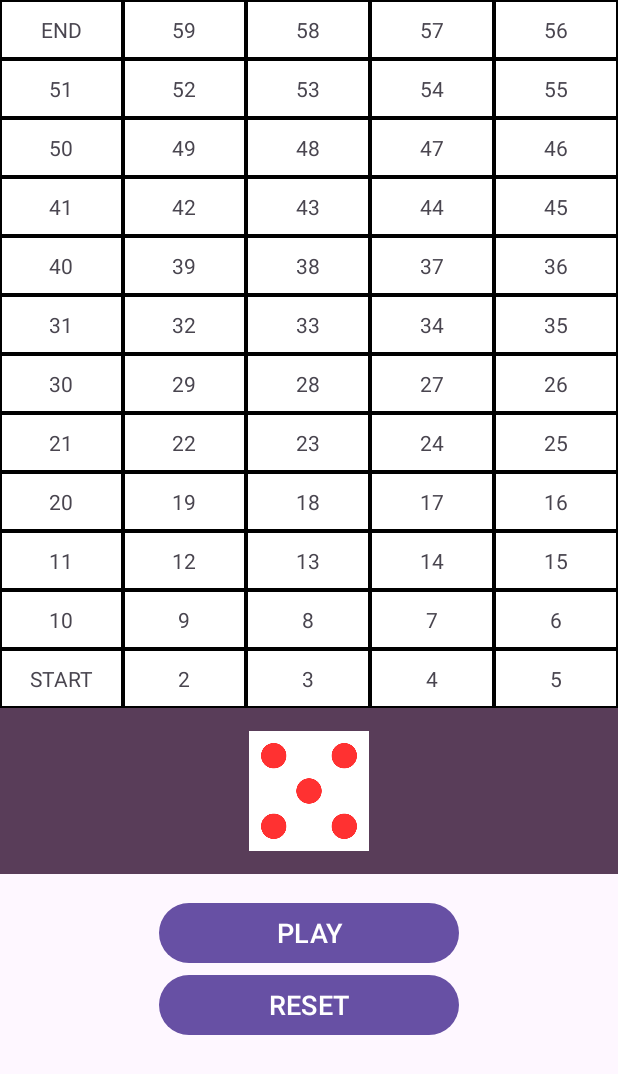
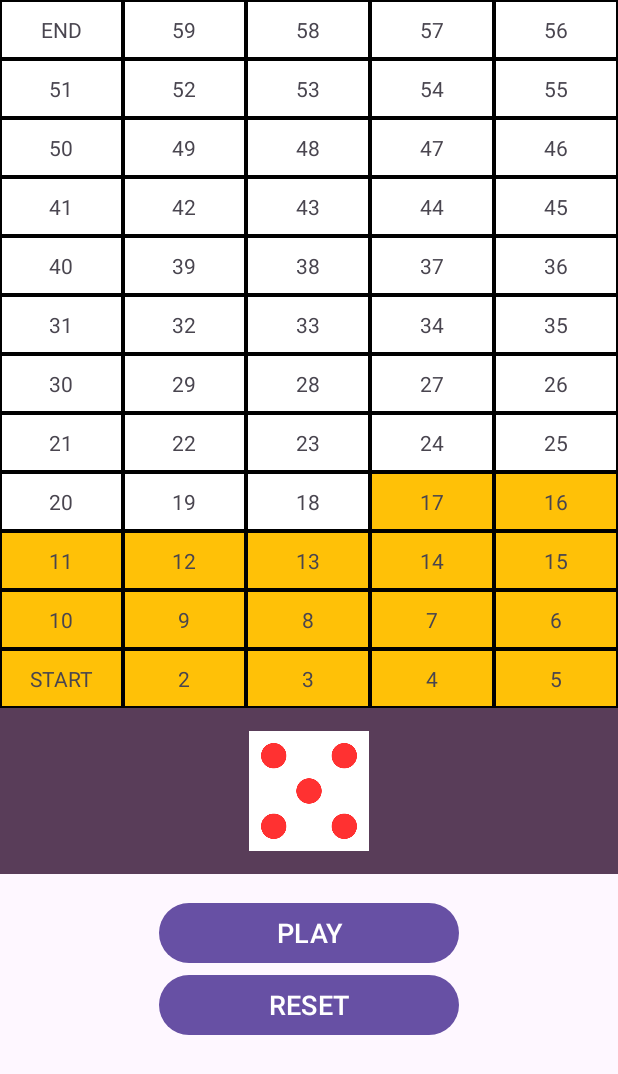
Before and after one commit to SwiftNCloak/randomdicenumber, an Android app: the screen it shows after launch (MainActivity), after a tap on "PLAY", on a phone screen of 412 x 824 dp. Shown: the top 1074 px of the screen. Run offline under Robolectric (Android 15) with nearby library versions, the phone set to English and light mode, and no system bars; 5 statements that could not run were skipped.

Commit message:
Time to change

```diff
--- a/app/src/main/java/com/mj_bonifacio/randomdicenumber/MainActivity.java
+++ b/app/src/main/java/com/mj_bonifacio/randomdicenumber/MainActivity.java
@@ -20,6 +20,18 @@ public class MainActivity extends AppCompatActivity {
 
     int[] dices = { R.drawable.dice1, R.drawable.dice2, R.drawable.dice3, R.drawable.dice4, R.drawable.dice5, R.drawable.dice6};
     int currPos = 11;
+    int[] boxes = {
+            R.id.nstart, R.id.n2, R.id.n3, R.id.n4, R.id.n5, R.id.n6,
+            R.id.n7, R.id.n8, R.id.n9, R.id.n10, R.id.n11, R.id.n12,
+            R.id.n13, R.id.n14, R.id.n15, R.id.n16, R.id.n17, R.id.n18,
+            R.id.n19, R.id.n20, R.id.n21, R.id.n22, R.id.n23, R.id.n24,
+            R.id.n25, R.id.n26, R.id.n27, R.id.n28, R.id.n29, R.id.n30,
+            R.id.n31, R.id.n32, R.id.n33, R.id.n34, R.id.n35, R.id.n36,
+            R.id.n37, R.id.n38, R.id.n39, R.id.n40, R.id.n41, R.id.n42,
+            R.id.n43, R.id.n44, R.id.n45, R.id.n46, R.id.n47, R.id.n48,
+            R.id.n49, R.id.n50, R.id.n51, R.id.n52, R.id.n53, R.id.n54,
+            R.id.n55, R.id.n56, R.id.n57, R.id.n58, R.id.n59, R.id.nend,
+    };
 
     @Override
     protected void onCreate(Bundle savedInstanceState) {
@@ -41,6 +53,14 @@ public class MainActivity extends AppCompatActivity {
                 animPosChange(currPos, currPos + diceRoll);
 
                 currPos += diceRoll;
+                for(int i=0; i<60; i++){
+                    TextView boxText = (TextView) findViewById(boxes[i]);
+                    if (i <= currPos) {
+                        boxText.setBackgroundResource(R.drawable.updated_box);
+                    } else {
+                        boxText.setBackgroundResource(R.drawable.border_color);
+                    }
+                }
             }
         });
     }
```
